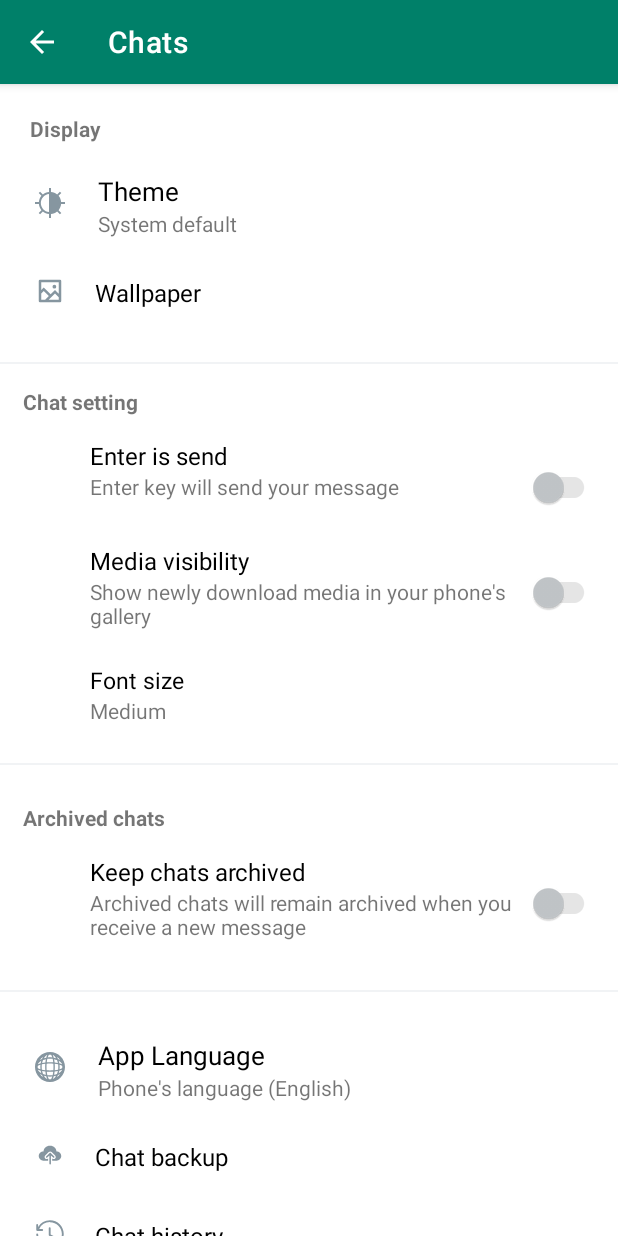
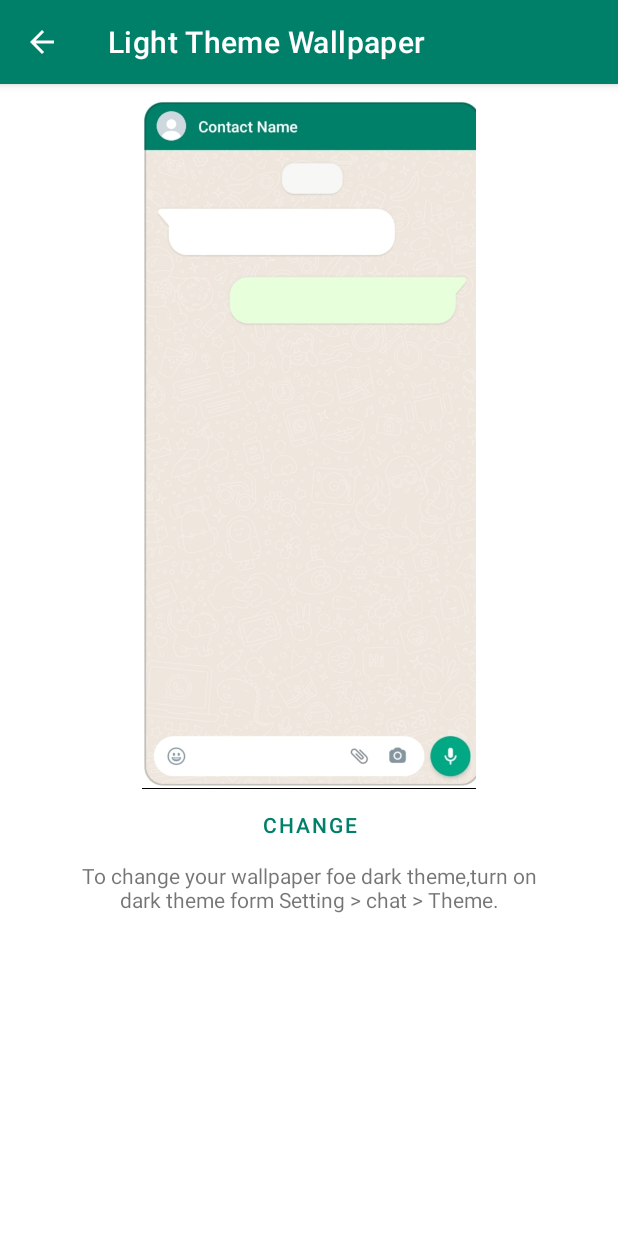
Before and after one commit to srinathcs/whatsapp_clone, an Android app: the SettingChatActivity screen opened directly, with no data from a screen before it, after a tap on "Wallpaper", on a phone screen of 412 x 824 dp. Run offline under Robolectric (Android 15) with nearby library versions, the phone set to English and light mode, and no system bars; 2 other taps on this screen came first.

Commit message:
chat wallpaper is done

```diff
--- a/app/src/main/AndroidManifest.xml
+++ b/app/src/main/AndroidManifest.xml
@@ -56,6 +56,8 @@
 
         <activity android:name=".presentation.settingChat.SettingChatActivity" />
 
+        <activity android:name=".presentation.settingWallpaper.SettingWallpaperActivity" />
+
     </application>
 
 </manifest>
--- a/app/src/main/java/com/whatsapp/clone/presentation/settingChat/SettingChatActivity.java
+++ b/app/src/main/java/com/whatsapp/clone/presentation/settingChat/SettingChatActivity.java
@@ -1,6 +1,6 @@
 package com.whatsapp.clone.presentation.settingChat;
 
-import android.app.Dialog;
+import android.content.Intent;
 import android.graphics.Color;
 import android.graphics.drawable.ColorDrawable;
 import android.os.Build;
@@ -12,10 +12,10 @@ import android.view.Window;
 import androidx.annotation.Nullable;
 import androidx.appcompat.app.ActionBar;
 import androidx.appcompat.app.AppCompatActivity;
-import androidx.appcompat.widget.AppCompatButton;
-import androidx.fragment.app.DialogFragment;
 
 import com.whatsapp.clone.R;
+import com.whatsapp.clone.presentation.settingWallpaper.SettingWallpaperActivity;
+import com.whatsapp.clone.widgets.accountItemView.AccountItemView;
 import com.whatsapp.clone.widgets.chatSettingArchived.ChatSettingArchived;
 import com.whatsapp.clone.widgets.chatSettingDisplay.ChatSettingDisplay;
 import com.whatsapp.clone.widgets.chatSettingItem.ChatSetting;
@@ -26,7 +26,8 @@ import com.whatsapp.clone.widgets.settingchatcarddialog.CardDialog;
 public class SettingChatActivity extends AppCompatActivity {
     ActionBar actionBar;
     ChatSettingDisplay mChatSettingDisplay;
-    SettingItemView mSettingItemView;
+    SettingItemView chatTheme;
+    AccountItemView chatWallpaper;
     ChatSetting mChatSetting;
     ChatSettingArchived mChatSettingArchived;
 
@@ -37,10 +38,12 @@ public class SettingChatActivity extends AppCompatActivity {
         initView();
         onActionbarConfig();
         initWidget();
+        onWallpaperSetup();
     }
 
     private void initView() {
-        mSettingItemView = findViewById(R.id.chatTheme);
+        chatTheme = findViewById(R.id.chatTheme);
+        chatWallpaper = findViewById(R.id.chatWallpaper);
         mChatSettingDisplay = findViewById(R.id.chatDisplay);
         mChatSetting = findViewById(R.id.chatSetting);
         mChatSettingArchived = findViewById(R.id.chatArchived);
@@ -59,7 +62,7 @@ public class SettingChatActivity extends AppCompatActivity {
     }
 
     private void initWidget() {
-        mSettingItemView.setItemClickListener(new ItemClickListener() {
+        chatTheme.setItemClickListener(new ItemClickListener() {
             @Override
             public void onClicked() {
                 onPopup();
@@ -67,9 +70,19 @@ public class SettingChatActivity extends AppCompatActivity {
         });
     }
 
-    private void onPopup(){
+    private void onPopup() {
         CardDialog dialogFragment = new CardDialog();
         dialogFragment.show(getSupportFragmentManager(), "example");
+    }
+
+    private void onWallpaperSetup() {
+        chatWallpaper.setItemClickListener(new ItemClickListener() {
+            @Override
+            public void onClicked() {
+                Intent intent = new Intent(SettingChatActivity.this,SettingWallpaperActivity.class);
+                startActivity(intent);
+            }
+        });
     }
 
     @Override
--- /dev/null
+++ b/app/src/main/java/com/whatsapp/clone/presentation/settingWallpaper/SettingWallpaperActivity.java
@@ -0,0 +1,65 @@
+package com.whatsapp.clone.presentation.settingWallpaper;
+
+import android.content.Context;
+import android.graphics.Color;
+import android.graphics.drawable.ColorDrawable;
+import android.graphics.drawable.Drawable;
+import android.os.Build;
+import android.os.Bundle;
+import android.view.Window;
+
+import androidx.annotation.Nullable;
+import androidx.appcompat.app.ActionBar;
+import androidx.appcompat.app.AppCompatActivity;
+import androidx.appcompat.widget.AppCompatButton;
+import androidx.appcompat.widget.AppCompatImageView;
+import androidx.appcompat.widget.AppCompatTextView;
+import androidx.core.content.res.ResourcesCompat;
+
+import com.whatsapp.clone.R;
+
+public class SettingWallpaperActivity extends AppCompatActivity {
+    ActionBar actionBar;
+    AppCompatImageView ivTheme;
+    AppCompatButton btChange;
+    AppCompatTextView tvDescription;
+
+    @Override
+    protected void onCreate(@Nullable Bundle savedInstanceState) {
+        super.onCreate(savedInstanceState);
+        setContentView(R.layout.activity_setting_chat_wallpaper);
+        initView();
+        initWidget();
+        onActionbarConfig();
+    }
+
+    private void initView() {
+        ivTheme = findViewById(R.id.ivLightTheme);
+        btChange = findViewById(R.id.btChange);
+        tvDescription = findViewById(R.id.tvDescription);
+    }
+
+    private void initWidget() {
+        setImage(ResourcesCompat.getDrawable(getResources(), R.drawable.ic_wallpaper_chat, getTheme()));
+        setDescription(getString(R.string.chat_wallpaper));
+    }
+    private void onActionbarConfig() {
+        actionBar = getSupportActionBar();
+        ColorDrawable colorDrawable = new ColorDrawable(Color.parseColor("#008069"));
+        actionBar.setBackgroundDrawable(colorDrawable);
+        actionBar.setTitle(R.string.titleTheme);
+        actionBar.setDisplayHomeAsUpEnabled(true);
+        if (Build.VERSION.SDK_INT >= Build.VERSION_CODES.LOLLIPOP) {
+            Window window = this.getWindow();
+            window.setStatusBarColor(this.getResources().getColor(R.color.green));
+        }
+    }
+
+    public void setImage(Drawable drawable) {
+        ivTheme.setImageDrawable(drawable);
+    }
+
+    public void setDescription(String description) {
+        tvDescription.setText(description);
+    }
+}
--- a/app/src/main/java/com/whatsapp/clone/widgets/chatSettingDisplay/ChatSettingDisplay.java
+++ b/app/src/main/java/com/whatsapp/clone/widgets/chatSettingDisplay/ChatSettingDisplay.java
@@ -1,6 +1,7 @@
 package com.whatsapp.clone.widgets.chatSettingDisplay;
 
 import android.content.Context;
+import android.content.Intent;
 import android.util.AttributeSet;
 import android.view.LayoutInflater;
 import android.view.View;
@@ -12,6 +13,7 @@ import androidx.appcompat.widget.LinearLayoutCompat;
 import androidx.core.content.res.ResourcesCompat;
 
 import com.whatsapp.clone.R;
+import com.whatsapp.clone.presentation.settingWallpaper.SettingWallpaperActivity;
 import com.whatsapp.clone.widgets.accountItemView.AccountItemView;
 import com.whatsapp.clone.widgets.settingItemView.listener.ItemClickListener;
 import com.whatsapp.clone.widgets.settingItemView.ui.SettingItemView;
@@ -63,6 +65,7 @@ public class ChatSettingDisplay extends LinearLayoutCompat {
                 }
             }
         });
+
     }
 
     public void setTitle(String title) {
--- /dev/null
+++ b/app/src/main/res/layout/activity_setting_chat_wallpaper.xml
@@ -0,0 +1,29 @@
+<?xml version="1.0" encoding="utf-8"?>
+<androidx.appcompat.widget.LinearLayoutCompat xmlns:android="http://schemas.android.com/apk/res/android"
+    android:layout_width="match_parent"
+    android:layout_height="match_parent"
+    android:orientation="vertical">
+
+    <androidx.appcompat.widget.AppCompatImageView
+        android:id="@+id/ivLightTheme"
+        android:layout_width="wrap_content"
+        android:layout_height="460dp"
+        android:layout_marginTop="@dimen/dp10" />
+
+    <androidx.appcompat.widget.AppCompatButton
+        android:id="@+id/btChange"
+        style="@style/Widget.MaterialComponents.Button.TextButton"
+        android:layout_width="wrap_content"
+        android:layout_height="wrap_content"
+        android:layout_gravity="center"
+        android:text="CHANGE"
+        android:textColor="@color/green" />
+
+    <androidx.appcompat.widget.AppCompatTextView
+        android:id="@+id/tvDescription"
+        android:layout_width="match_parent"
+        android:layout_height="wrap_content"
+        android:layout_marginHorizontal="@dimen/dp40"
+        android:textAlignment="center"/>
+
+</androidx.appcompat.widget.LinearLayoutCompat>
--- a/app/src/main/res/values/strings.xml
+++ b/app/src/main/res/values/strings.xml
@@ -127,6 +127,8 @@
     <string name="chatTitle">Chats</string>
     <string name="chatBtCancel">CANCEL</string>
     <string name="chatOkBt">ok</string>
+    <string name="chat_wallpaper"><![CDATA[To change your wallpaper foe dark theme,turn on dark theme form Setting > chat > Theme.]]></string>
+    <string name="titleTheme">Light Theme Wallpaper</string>
 
 
 </resources>
```
Also changed, not shown: app/src/main/res/drawable/ic_wallpaper_chat.png (added).
